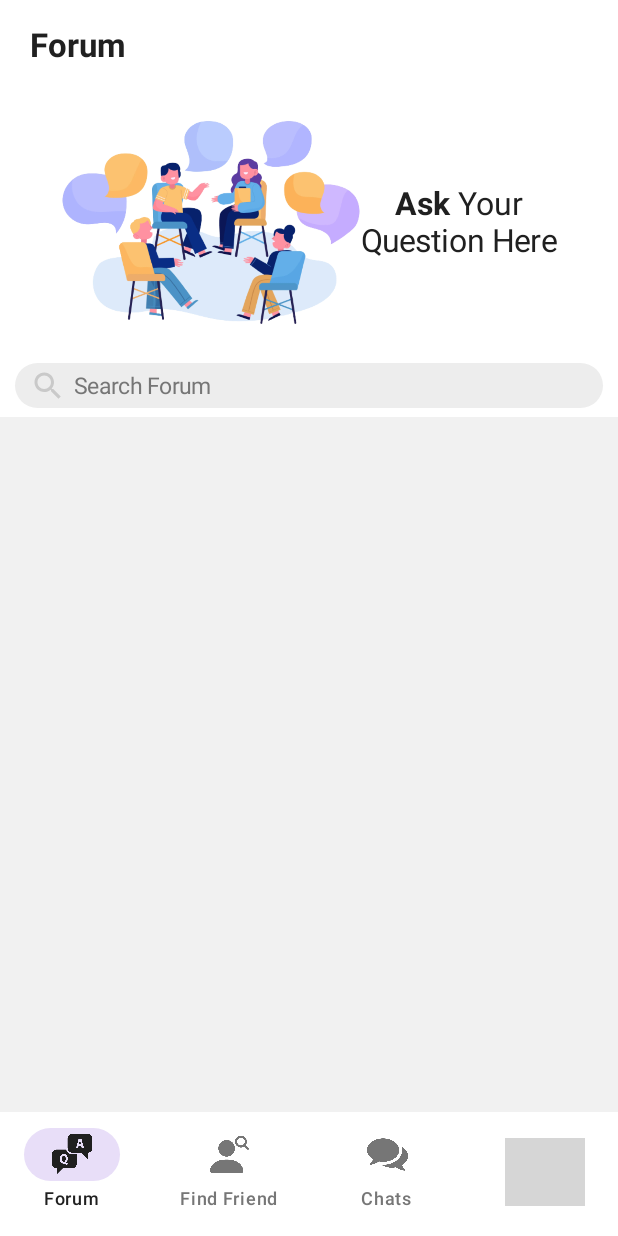
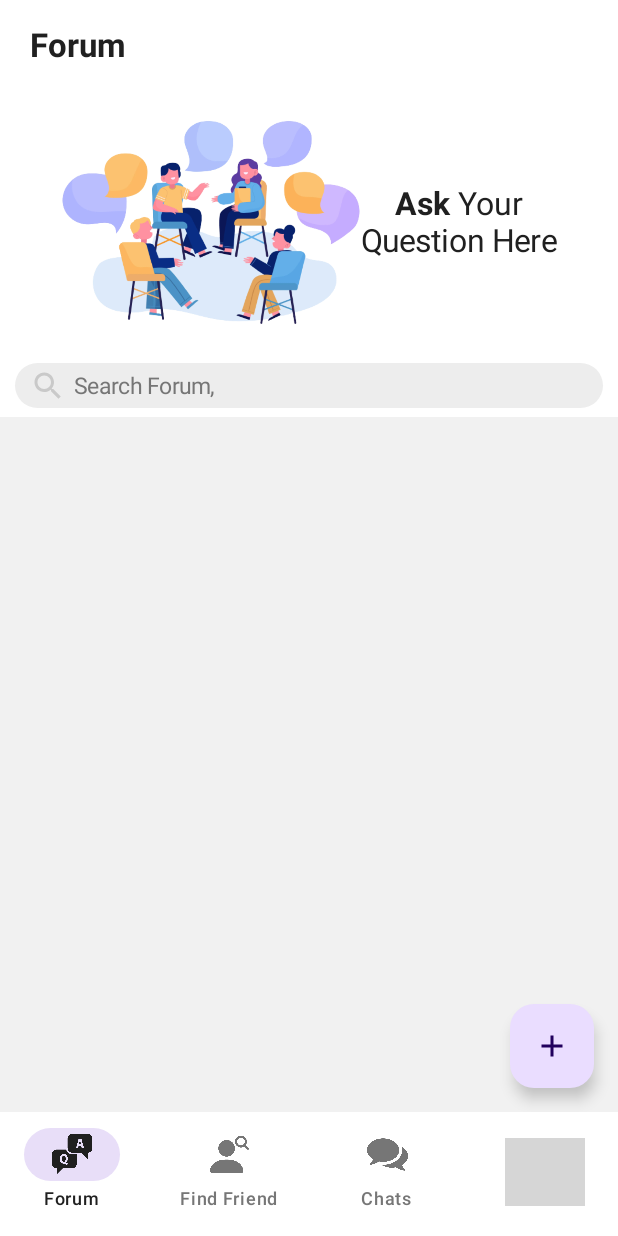
Before and after one commit to Rahman14-tech/StudyLink, an Android app built with Jetpack Compose: the ForumScreen screen opened through its navigation route, on a phone screen of 412 x 824 dp. Run offline under Robolectric (Android 15) with nearby library versions, the phone set to English and light mode, and no system bars; our stand-ins replace Firebase (no records; nobody signed in at launch, a user with empty details on screens opened directly); libraries missing offline, so code that uses them is left out: com.google.mlkit.nl; pictures from the network do not load; grey boxes are pictures that could not be loaded.

Commit message:
create new forum

```diff
--- a/app/src/main/java/com/example/studylink/BottomBar.kt
+++ b/app/src/main/java/com/example/studylink/BottomBar.kt
@@ -61,6 +61,7 @@ import androidx.navigation.compose.rememberNavController
 import androidx.navigation.navArgument
 import coil.compose.AsyncImagePainter.State.Empty.painter
 import coil.compose.rememberAsyncImagePainter
+import com.example.studylink.forum.CreateForumScreen
 import com.example.studylink.forum.ForumDetailScreen
 import com.example.studylink.forum.ForumScreen
 import com.example.studylink.forum.ForumViewModel
@@ -97,6 +98,9 @@ fun BottomBar(navController: NavHostController){
                     })){backStackEntry ->
 
                     ForumDetailScreen(forumId = requireNotNull(backStackEntry.arguments?.getString("detail")))
+                }
+                composable("${QNA.route}/create"){
+                    CreateForumScreen(navController = navController)
                 }
 
                 composable(TheChatS.route+"/{${TheChatS.ChatId}}", arguments = listOf(navArgument(TheChatS.ChatId){type = NavType.StringType})){ currIt ->
--- a/app/src/main/java/com/example/studylink/forum/ForumScreen.kt
+++ b/app/src/main/java/com/example/studylink/forum/ForumScreen.kt
@@ -29,6 +29,7 @@ import androidx.compose.foundation.lazy.itemsIndexed
 import androidx.compose.foundation.rememberScrollState
 import androidx.compose.foundation.shape.RoundedCornerShape
 import androidx.compose.material.icons.Icons
+import androidx.compose.material.icons.filled.Add
 import androidx.compose.material.icons.filled.Search
 import androidx.compose.material.icons.filled.ThumbUp
 import androidx.compose.material.icons.outlined.ThumbUp
@@ -38,6 +39,7 @@ import androidx.compose.material3.ButtonDefaults
 import androidx.compose.material3.Card
 import androidx.compose.material3.CardDefaults
 import androidx.compose.material3.ExperimentalMaterial3Api
+import androidx.compose.material3.FloatingActionButton
 import androidx.compose.material3.Icon
 import androidx.compose.material3.IconButton
 import androidx.compose.material3.LocalContentColor
@@ -75,6 +77,7 @@ import androidx.lifecycle.viewmodel.compose.viewModel
 import com.example.studylink.BottomBar
 import com.example.studylink.BottomContent
 import com.example.studylink.CustomTextField
+import com.example.studylink.QNA
 import com.example.studylink.R
 import com.example.studylink.background
 import com.example.studylink.cardsColor
@@ -110,7 +113,15 @@ fun ForumScreen(
         modifier = Modifier
             .background(background),
         containerColor = background,
-        contentColor = background
+        contentColor = background,
+        floatingActionButton = {
+            FloatingActionButton(onClick = { navController.navigate("${QNA.route}/create")}) {
+                Icon(
+                    imageVector = Icons.Default.Add,
+                    contentDescription = "Add"
+                )
+            }
+        }
     ) { paddingValue ->
         Column {
             ForumProfileTopNavbar()
@@ -242,7 +253,9 @@ fun ForumSplash(modifier: Modifier = Modifier) {
 
 @SuppressLint("UnrememberedMutableState")
 @Composable
-fun SearchBarForum(modifier: Modifier = Modifier) {
+fun SearchBarForum(
+//    inputText: () -> Unit,
+    modifier: Modifier = Modifier) {
     var inputText = rememberSaveable { mutableStateOf("") }
     Box(
         modifier = modifier
@@ -277,7 +290,7 @@ fun SearchBarForum(modifier: Modifier = Modifier) {
                     .clip(shape = RoundedCornerShape(16.dp))
                     .height(30.dp)
                     .fillMaxWidth(),
-                placeholderText = "Search Forum",
+                placeholderText = "Search Forum,",
                 useClear = true,
                 imeAction = ImeAction.Search
             )
@@ -374,7 +387,10 @@ fun ForumCard(
 
             // Dashline
             val pathEffect = PathEffect.dashPathEffect(floatArrayOf(10f, 10f), 0f)
-            Canvas(Modifier.fillMaxWidth().height(1.dp)) {
+            Canvas(
+                Modifier
+                    .fillMaxWidth()
+                    .height(1.dp)) {
 
                 drawLine(
                     color = Color.Red,
```
Also changed, not shown: app/src/main/java/com/example/studylink/forum/CreateForumScreen.kt (added, +97 -0 lines), app/src/main/java/com/example/studylink/forum/ForumDetailScreen.kt (+7 -11 lines), app/src/main/java/com/example/studylink/forum/ForumViewModel.kt (+5 -4 lines).
